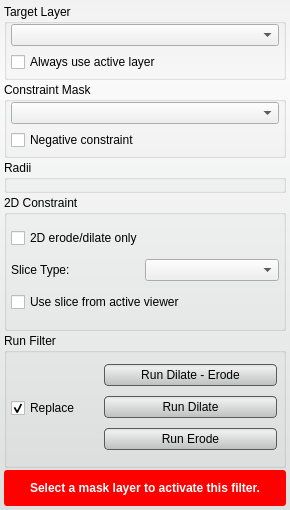
This is src/Interface/ToolInterface/BinaryDilateErodeFilterInterface.ui in rblake/seg3d2 as Qt 5 draws it before an edit. The edited form follows.
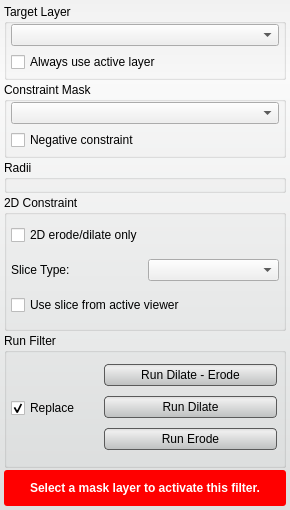
This is the edited form. Custom widgets are drawn as their Qt base class.

Patch:
```diff
--- a/src/Interface/ToolInterface/BinaryDilateErodeFilterInterface.ui
+++ b/src/Interface/ToolInterface/BinaryDilateErodeFilterInterface.ui
@@ -251,7 +251,7 @@
      </property>
      <layout class="QVBoxLayout" name="verticalLayout_8">
       <property name="spacing">
-       <number>0</number>
+       <number>6</number>
       </property>
       <property name="leftMargin">
        <number>4</number>
```
